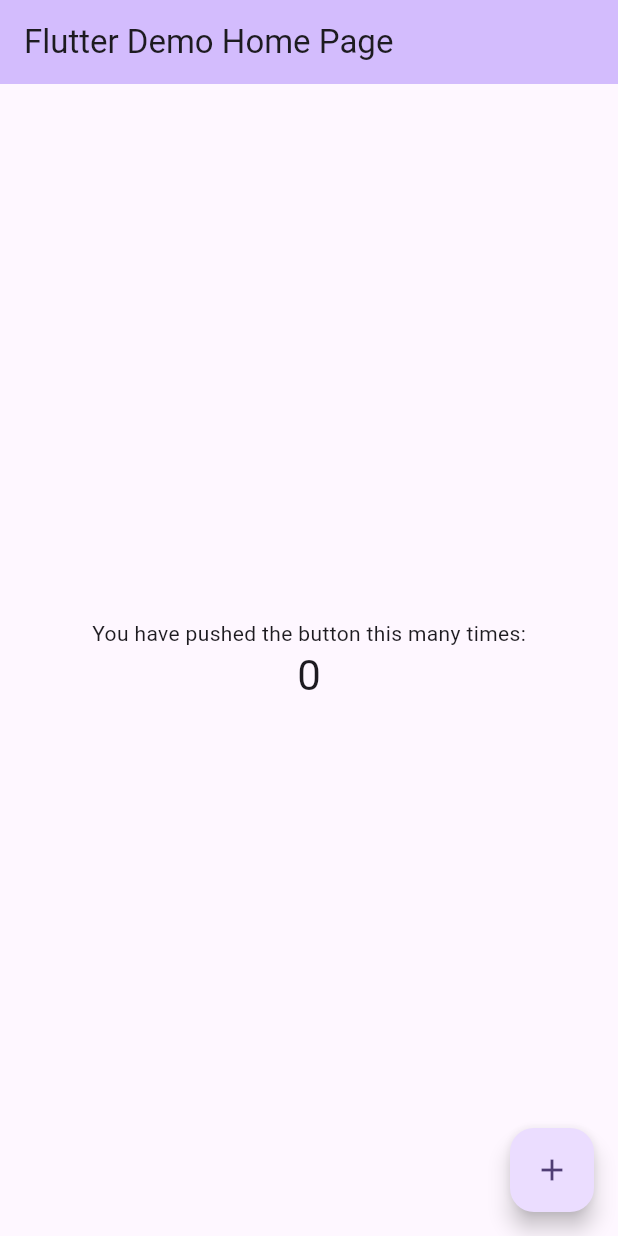
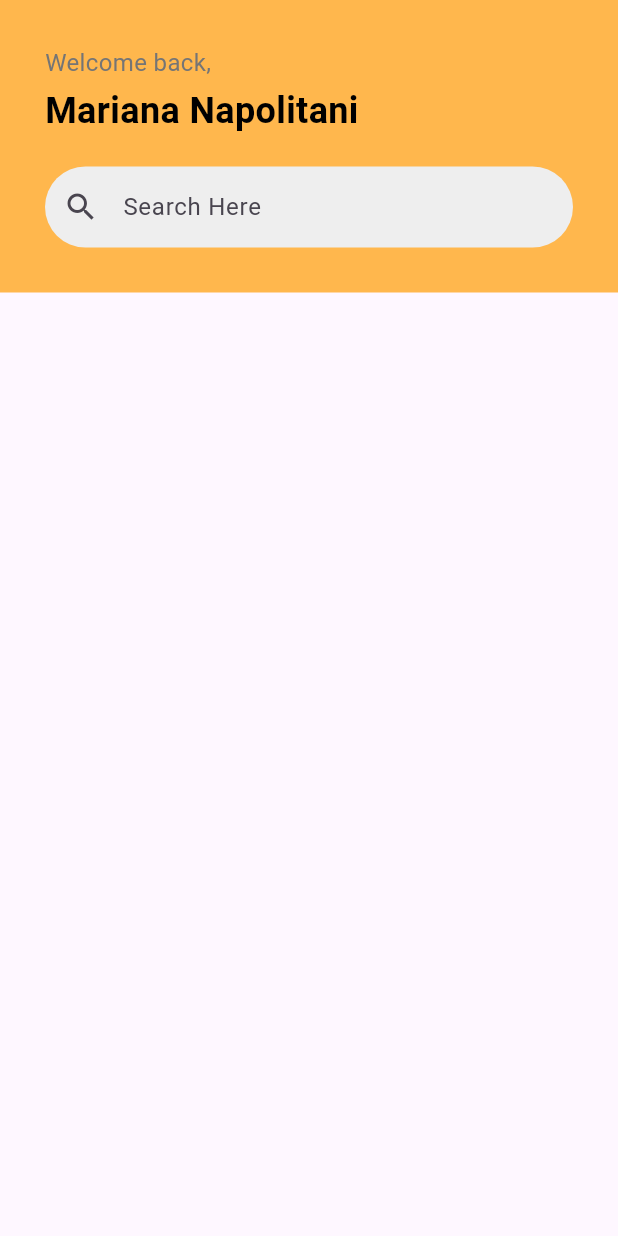
Before and after one commit to Sibtain-maker/Face_beauty_ui, a Flutter app: the screen it shows after launch, on a phone screen of 412 x 824 dp. Run offline on Flutter 3.47's test engine with Material 3 defaults, Android fonts, the phone set to English and light mode, and no system bars.

Commit message:
normal push nothing special done

```diff
--- /dev/null
+++ b/lib/custoum_header.dart
@@ -0,0 +1,49 @@
+import 'package:flutter/material.dart';
+
+class CustomHeader extends StatelessWidget {
+  @override
+  Widget build(BuildContext context) {
+    return Container(
+      padding: const EdgeInsets.all(30),
+      color: Colors.orange.shade300, // Use your preferred background color
+      child: Column(
+        crossAxisAlignment: CrossAxisAlignment.start,
+        children: [
+          // Welcome message
+          Text(
+            'Welcome back,',
+            style: TextStyle(fontSize: 16, color: Colors.grey[600]),
+          ),
+          const SizedBox(height: 4),
+          // User name
+          Text(
+            'Mariana Napolitani',
+            style: TextStyle(
+              fontSize: 24,
+              fontWeight: FontWeight.bold,
+              color: Colors.black,
+            ),
+          ),
+          const SizedBox(height: 20),
+          // Search field
+          TextField(
+            decoration: InputDecoration(
+              hintText: 'Search Here',
+              prefixIcon: Icon(Icons.search),
+              filled: true,
+              fillColor: Colors.grey[200],
+              border: OutlineInputBorder(
+                borderRadius: BorderRadius.circular(30),
+                borderSide: BorderSide.none,
+              ),
+              contentPadding: const EdgeInsets.symmetric(
+                vertical: 15,
+                horizontal: 20,
+              ),
+            ),
+          ),
+        ],
+      ),
+    );
+  }
+}
--- /dev/null
+++ b/lib/face_beauty_Ui.dart
@@ -0,0 +1,23 @@
+import 'package:face_beauty_ui/custoum_header.dart';
+import 'package:flutter/material.dart';
+
+class FaceBeautyUi extends StatefulWidget {
+  const FaceBeautyUi({super.key});
+
+  @override
+  State<FaceBeautyUi> createState() => _FaceBeautyUiState();
+}
+
+class _FaceBeautyUiState extends State<FaceBeautyUi> {
+  @override
+  Widget build(BuildContext context) {
+    return Scaffold(
+      body: Center(
+        child: Column(
+          mainAxisAlignment: MainAxisAlignment.start,
+          children: <Widget>[CustomHeader()],
+        ),
+      ),
+    );
+  }
+}
--- a/lib/main.dart
+++ b/lib/main.dart
@@ -1,3 +1,4 @@
+import 'package:face_beauty_ui/face_beauty_Ui.dart';
 import 'package:flutter/material.dart';
 
 void main() {
@@ -7,116 +8,8 @@ void main() {
 class MyApp extends StatelessWidget {
   const MyApp({super.key});
 
-  // This widget is the root of your application.
   @override
   Widget build(BuildContext context) {
-    return MaterialApp(
-      title: 'Flutter Demo',
-      theme: ThemeData(
-        // This is the theme of your application.
-        //
-        // TRY THIS: Try running your application with "flutter run". You'll see
-        // the application has a purple toolbar. Then, without quitting the app,
-        // try changing the seedColor in the colorScheme below to Colors.green
-        // and then invoke "hot reload" (save your changes or press the "hot
-        // reload" button in a Flutter-supported IDE, or press "r" if you used
-        // the command line to start the app).
-        //
-        // Notice that the counter didn't reset back to zero; the application
-        // state is not lost during the reload. To reset the state, use hot
-        // restart instead.
-        //
-        // This works for code too, not just values: Most code changes can be
-        // tested with just a hot reload.
-        colorScheme: ColorScheme.fromSeed(seedColor: Colors.deepPurple),
-      ),
-      home: const MyHomePage(title: 'Flutter Demo Home Page'),
-    );
+    return MaterialApp(home: FaceBeautyUi());
   }
 }
-
-class MyHomePage extends StatefulWidget {
-  const MyHomePage({super.key, required this.title});
-
-  // This widget is the home page of your application. It is stateful, meaning
-  // that it has a State object (defined below) that contains fields that affect
-  // how it looks.
-
-  // This class is the configuration for the state. It holds the values (in this
-  // case the title) provided by the parent (in this case the App widget) and
-  // used by the build method of the State. Fields in a Widget subclass are
-  // always marked "final".
-
-  final String title;
-
-  @override
-  State<MyHomePage> createState() => _MyHomePageState();
-}
-
-class _MyHomePageState extends State<MyHomePage> {
-  int _counter = 0;
-
-  void _incrementCounter() {
-    setState(() {
-      // This call to setState tells the Flutter framework that something has
-      // changed in this State, which causes it to rerun the build method below
-      // so that the display can reflect the updated values. If we changed
-      // _counter without calling setState(), then the build method would not be
-      // called again, and so nothing would appear to happen.
-      _counter++;
-    });
-  }
-
-  @override
-  Widget build(BuildContext context) {
-    // This method is rerun every time setState is called, for instance as done
-    // by the _incrementCounter method above.
-    //
-    // The Flutter framework has been optimized to make rerunning build methods
-    // fast, so that you can just rebuild anything that needs updating rather
-    // than having to individually change instances of widgets.
-    return Scaffold(
-      appBar: AppBar(
-        // TRY THIS: Try changing the color here to a specific color (to
-        // Colors.amber, perhaps?) and trigger a hot reload to see the AppBar
-        // change color while the other colors stay the same.
-        backgroundColor: Theme.of(context).colorScheme.inversePrimary,
-        // Here we take the value from the MyHomePage object that was created by
-        // the App.build method, and use it to set our appbar title.
-        title: Text(widget.title),
-      ),
-      body: Center(
-        // Center is a layout widget. It takes a single child and positions it
-        // in the middle of the parent.
-        child: Column(
-          // Column is also a layout widget. It takes a list of children and
-          // arranges them vertically. By default, it sizes itself to fit its
-          // children horizontally, and tries to be as tall as its parent.
-          //
-          // Column has various properties to control how it sizes itself and
-          // how it positions its children. Here we use mainAxisAlignment to
-          // center the children vertically; the main axis here is the vertical
-          // axis because Columns are vertical (the cross axis would be
-          // horizontal).
-          //
-          // TRY THIS: Invoke "debug painting" (choose the "Toggle Debug Paint"
-          // action in the IDE, or press "p" in the console), to see the
-          // wireframe for each widget.
-          mainAxisAlignment: MainAxisAlignment.center,
-          children: <Widget>[
-            const Text('You have pushed the button this many times:'),
-            Text(
-              '$_counter',
-              style: Theme.of(context).textTheme.headlineMedium,
-            ),
-          ],
-        ),
-      ),
-      floatingActionButton: FloatingActionButton(
-        onPressed: _incrementCounter,
-        tooltip: 'Increment',
-        child: const Icon(Icons.add),
-      ), // This trailing comma makes auto-formatting nicer for build methods.
-    );
-  }
-}
```
